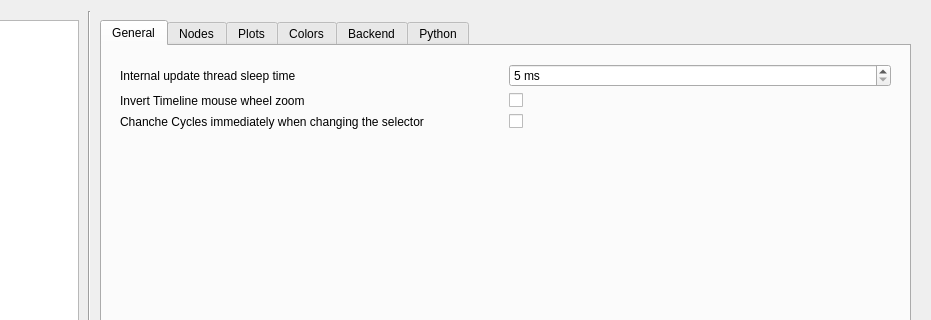
Old version of the form libEPLViz/ui/settingswindow.ui in the repository epl-viz/EPL-Viz; both pictures show x 203 to 1134 and y 0 to 320 of the 1134 by 681 pixel window.
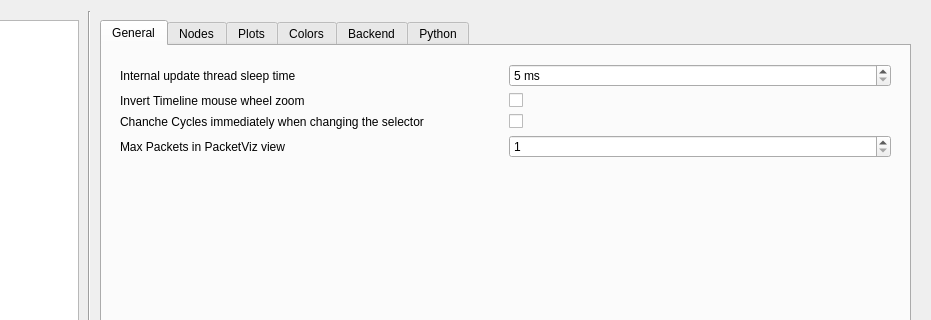
New version of the form. Icons and pictures are not drawn.

Commit message: Started implementing PacketVizPacket widgets

```diff
--- a/libEPLViz/ui/settingswindow.ui
+++ b/libEPLViz/ui/settingswindow.ui
@@ -159,6 +159,23 @@
                </property>
               </widget>
              </item>
+             <item row="3" column="0">
+              <widget class="QLabel" name="label_46">
+               <property name="text">
+                <string>Max Packets in PacketViz view</string>
+               </property>
+              </widget>
+             </item>
+             <item row="3" column="1">
+              <widget class="QSpinBox" name="PV_MaxPacketsInView">
+               <property name="minimum">
+                <number>1</number>
+               </property>
+               <property name="maximum">
+                <number>255</number>
+               </property>
+              </widget>
+             </item>
             </layout>
            </widget>
           </item>
```
The commit also changes 11 other files.
